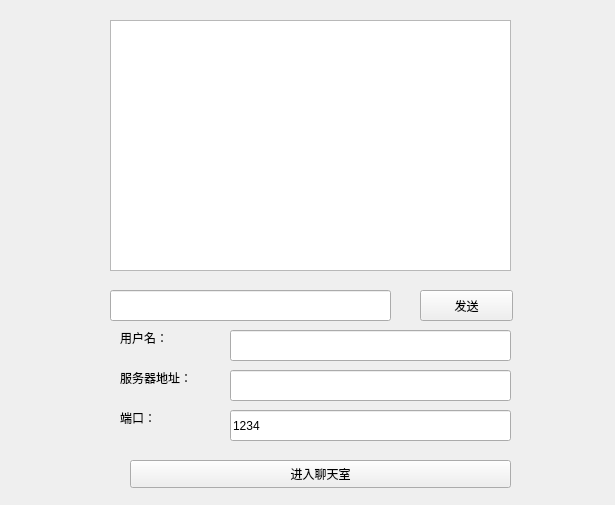
Old version of the form tcpclient.ui in the repository geeksKK8/QQClient.
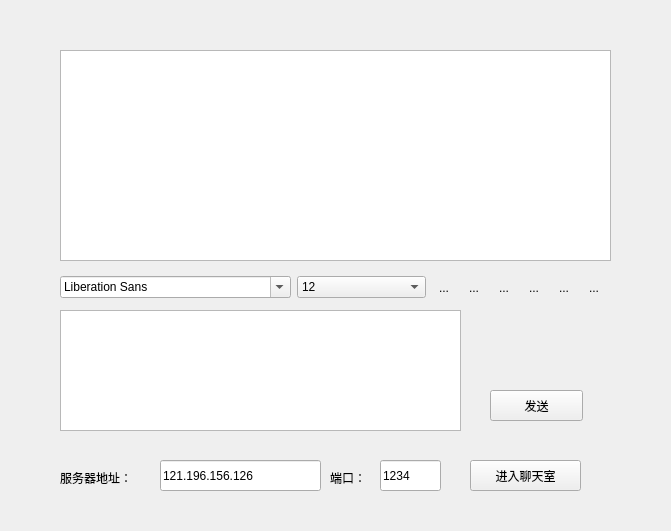
New version of the form. Icons and pictures are not drawn.

Commit message: 增加注册和登录界面，添加sqlite数据库

Diff of the .ui file:
```diff
--- a/tcpclient.ui
+++ b/tcpclient.ui
@@ -6,38 +6,18 @@
    <rect>
     <x>0</x>
     <y>0</y>
-    <width>615</width>
-    <height>505</height>
+    <width>671</width>
+    <height>531</height>
    </rect>
   </property>
   <property name="windowTitle">
    <string>TcpClient</string>
   </property>
-  <widget class="QTextEdit" name="textEdit">
-   <property name="geometry">
-    <rect>
-     <x>110</x>
-     <y>20</y>
-     <width>401</width>
-     <height>251</height>
-    </rect>
-   </property>
-  </widget>
-  <widget class="QLineEdit" name="lineEditSend">
-   <property name="geometry">
-    <rect>
-     <x>110</x>
-     <y>290</y>
-     <width>281</width>
-     <height>31</height>
-    </rect>
-   </property>
-  </widget>
   <widget class="QPushButton" name="pushButtonSend">
    <property name="geometry">
     <rect>
-     <x>420</x>
-     <y>290</y>
+     <x>490</x>
+     <y>390</y>
      <width>93</width>
      <height>31</height>
     </rect>
@@ -46,32 +26,25 @@
     <string>发送</string>
    </property>
   </widget>
-  <widget class="QLineEdit" name="lineEditUserName">
-   <property name="geometry">
-    <rect>
-     <x>230</x>
-     <y>330</y>
-     <width>281</width>
-     <height>31</height>
-    </rect>
-   </property>
-  </widget>
   <widget class="QLineEdit" name="lineEditServerIP">
    <property name="geometry">
     <rect>
-     <x>230</x>
-     <y>370</y>
-     <width>281</width>
+     <x>160</x>
+     <y>460</y>
+     <width>161</width>
      <height>31</height>
     </rect>
    </property>
+   <property name="text">
+    <string>121.196.156.126</string>
+   </property>
   </widget>
   <widget class="QLineEdit" name="lineEdit_4">
    <property name="geometry">
     <rect>
-     <x>230</x>
-     <y>410</y>
-     <width>281</width>
+     <x>380</x>
+     <y>460</y>
+     <width>61</width>
      <height>31</height>
     </rect>
    </property>
@@ -82,22 +55,22 @@
   <widget class="QLabel" name="label">
    <property name="geometry">
     <rect>
-     <x>120</x>
-     <y>330</y>
-     <width>72</width>
-     <height>15</height>
+     <x>10</x>
+     <y>10</y>
+     <width>201</width>
+     <height>31</height>
     </rect>
    </property>
    <property name="text">
-    <string>用户名：</string>
+    <string/>
    </property>
   </widget>
   <widget class="QLabel" name="label_2">
    <property name="geometry">
     <rect>
-     <x>120</x>
-     <y>370</y>
-     <width>91</width>
+     <x>60</x>
+     <y>470</y>
+     <width>111</width>
      <height>16</height>
     </rect>
    </property>
@@ -108,8 +81,8 @@
   <widget class="QLabel" name="label_3">
    <property name="geometry">
     <rect>
-     <x>120</x>
-     <y>410</y>
+     <x>330</x>
+     <y>470</y>
      <width>72</width>
      <height>15</height>
     </rect>
@@ -121,16 +94,289 @@
   <widget class="QPushButton" name="pushButtonEnter">
    <property name="geometry">
     <rect>
-     <x>130</x>
+     <x>470</x>
      <y>460</y>
-     <width>381</width>
-     <height>28</height>
+     <width>111</width>
+     <height>31</height>
     </rect>
    </property>
    <property name="text">
     <string>进入聊天室</string>
    </property>
   </widget>
+  <widget class="QWidget" name="layoutWidget">
+   <property name="geometry">
+    <rect>
+     <x>60</x>
+     <y>270</y>
+     <width>546</width>
+     <height>35</height>
+    </rect>
+   </property>
+   <layout class="QHBoxLayout" name="horizontalLayout">
+    <item>
+     <widget class="QFontComboBox" name="fontCbx"/>
+    </item>
+    <item>
+     <widget class="QComboBox" name="sizeCbx">
+      <property name="currentIndex">
+       <number>4</number>
+      </property>
+      <item>
+       <property name="text">
+        <string>8</string>
+       </property>
+      </item>
+      <item>
+       <property name="text">
+        <string>9</string>
+       </property>
+      </item>
+      <item>
+       <property name="text">
+        <string>10</string>
+       </property>
+      </item>
+      <item>
+       <property name="text">
+        <string>11</string>
+       </property>
+      </item>
+      <item>
+       <property name="text">
+        <string>12</string>
+       </property>
+      </item>
+      <item>
+       <property name="text">
+        <string>13</string>
+       </property>
+      </item>
+      <item>
+       <property name="text">
+        <string>14</string>
+       </property>
+      </item>
+      <item>
+       <property name="text">
+        <string>15</string>
+       </property>
+      </item>
+      <item>
+       <property name="text">
+        <string>16</string>
+       </property>
+      </item>
+      <item>
+       <property name="text">
+        <string>17</string>
+       </property>
+      </item>
+      <item>
+       <property name="text">
+        <string>18</string>
+       </property>
+      </item>
+      <item>
+       <property name="text">
+        <string>19</string>
+       </property>
+      </item>
+      <item>
+       <property name="text">
+        <string>20</string>
+       </property>
+      </item>
+      <item>
+       <property name="text">
+        <string>21</string>
+       </property>
+      </item>
+      <item>
+       <property name="text">
+        <string>22</string>
+       </property>
+      </item>
+     </widget>
+    </item>
+    <item>
+     <widget class="QToolButton" name="boldTBtn">
+      <property name="toolTip">
+       <string>加粗</string>
+      </property>
+      <property name="text">
+       <string>...</string>
+      </property>
+      <property name="icon">
+       <iconset>
+        <normaloff>../QQChat/MyselfQQ/images/bold.png</normaloff>../QQChat/MyselfQQ/images/bold.png</iconset>
+      </property>
+      <property name="iconSize">
+       <size>
+        <width>26</width>
+        <height>26</height>
+       </size>
+      </property>
+      <property name="checkable">
+       <bool>true</bool>
+      </property>
+      <property name="autoRaise">
+       <bool>true</bool>
+      </property>
+     </widget>
+    </item>
+    <item>
+     <widget class="QToolButton" name="italicTBtn">
+      <property name="toolTip">
+       <string>倾斜</string>
+      </property>
+      <property name="text">
+       <string>...</string>
+      </property>
+      <property name="icon">
+       <iconset>
+        <normaloff>../QQChat/MyselfQQ/images/italic.png</normaloff>../QQChat/MyselfQQ/images/italic.png</iconset>
+      </property>
+      <property name="iconSize">
+       <size>
+        <width>26</width>
+        <height>26</height>
+       </size>
+      </property>
+      <property name="checkable">
+       <bool>true</bool>
+      </property>
+      <property name="autoRaise">
+       <bool>true</bool>
+      </property>
+     </widget>
+    </item>
+    <item>
+     <widget class="QToolButton" name="underlineTBtn">
+      <property name="toolTip">
+       <string>下划线</string>
+      </property>
+      <property name="text">
+       <string>...</string>
+      </property>
+      <property name="icon">
+       <iconset>
+        <normaloff>../QQChat/MyselfQQ/images/under.png</normaloff>../QQChat/MyselfQQ/images/under.png</iconset>
+      </property>
+      <property name="iconSize">
+       <size>
+        <width>26</width>
+        <height>26</height>
+       </size>
+      </property>
+      <property name="checkable">
+       <bool>true</bool>
+      </property>
+      <property name="autoRaise">
+       <bool>true</bool>
+      </property>
+     </widget>
+    </item>
+    <item>
+     <widget class="QToolButton" name="colorTBtn">
+      <property name="toolTip">
+       <string>更改字体颜色</string>
+      </property>
+      <property name="text">
+       <string>...</string>
+      </property>
+      <property name="icon">
+       <iconset>
+        <normaloff>../QQChat/MyselfQQ/images/color.png</normaloff>../QQChat/MyselfQQ/images/color.png</iconset>
+      </property>
+      <property name="iconSize">
+       <size>
+        <width>26</width>
+        <height>26</height>
+       </size>
+      </property>
+      <property name="checkable">
+       <bool>false</bool>
+      </property>
+      <property name="autoRaise">
+       <bool>true</bool>
+      </property>
+     </widget>
+    </item>
+    <item>
+     <widget class="QToolButton" name="saveTBtn">
+      <property name="toolTip">
+       <string>保存聊天记录</string>
+      </property>
+      <property name="text">
+       <string>...</string>
+      </property>
+      <property name="icon">
+       <iconset>
+        <normaloff>../QQChat/MyselfQQ/images/save.png</normaloff>../QQChat/MyselfQQ/images/save.png</iconset>
+      </property>
+      <property name="iconSize">
+       <size>
+        <width>26</width>
+        <height>26</height>
+       </size>
+      </property>
+      <property name="checkable">
+       <bool>false</bool>
+      </property>
+      <property name="autoRaise">
+       <bool>true</bool>
+      </property>
+     </widget>
+    </item>
+    <item>
+     <widget class="QToolButton" name="clearTBtn">
+      <property name="toolTip">
+       <string>清空聊天记录</string>
+      </property>
+      <property name="text">
+       <string>...</string>
+      </property>
+      <property name="icon">
+       <iconset>
+        <normaloff>../QQChat/MyselfQQ/images/clear.png</normaloff>../QQChat/MyselfQQ/images/clear.png</iconset>
+      </property>
+      <property name="iconSize">
+       <size>
+        <width>26</width>
+        <height>26</height>
+       </size>
+      </property>
+      <property name="checkable">
+       <bool>false</bool>
+      </property>
+      <property name="autoRaise">
+       <bool>true</bool>
+      </property>
+     </widget>
+    </item>
+   </layout>
+  </widget>
+  <widget class="QTextEdit" name="msgTxtEdit">
+   <property name="geometry">
+    <rect>
+     <x>60</x>
+     <y>310</y>
+     <width>401</width>
+     <height>121</height>
+    </rect>
+   </property>
+  </widget>
+  <widget class="QTextBrowser" name="textEdit">
+   <property name="geometry">
+    <rect>
+     <x>60</x>
+     <y>50</y>
+     <width>551</width>
+     <height>211</height>
+    </rect>
+   </property>
+  </widget>
  </widget>
  <resources/>
  <connections/>
```
The commit also changes 7 other files.
